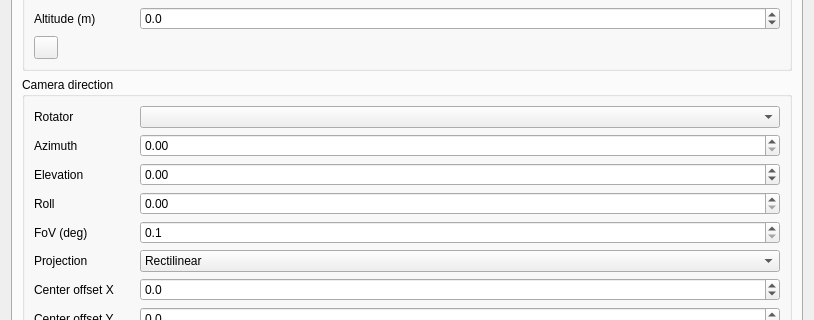
Above: plugins/feature/camera/camerasettingsdialog.ui from srcejon/sdrangel before the change; both pictures show x 0 to 814 and y 126 to 446 of the 814 by 934 pixel window. Below: the same form after it.
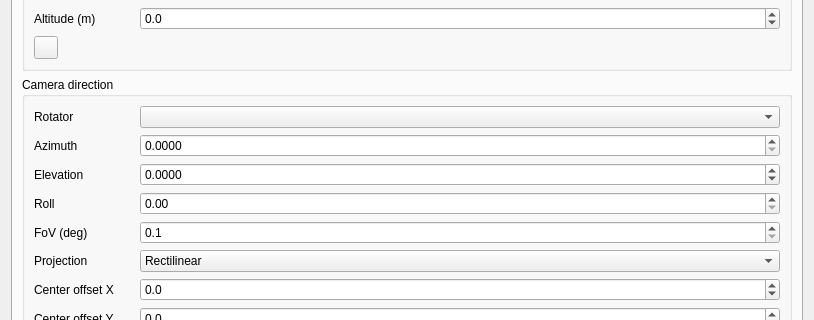
That is the form after the change. The open tabs and pages were chosen to show the change. Icons and pictures are not drawn. Custom widgets are drawn as their Qt base class.

Commit message: Use live rotator position for camera pointing

```diff
--- a/plugins/feature/camera/camerasettingsdialog.ui
+++ b/plugins/feature/camera/camerasettingsdialog.ui
@@ -5606,7 +5606,7 @@
           <item row="1" column="1">
            <widget class="QDoubleSpinBox" name="azimuthSpin">
             <property name="decimals">
-             <number>2</number>
+             <number>4</number>
             </property>
             <property name="minimum">
              <double>0.000000000000000</double>
@@ -5629,7 +5629,7 @@
           <item row="2" column="1">
            <widget class="QDoubleSpinBox" name="elevationSpin">
             <property name="decimals">
-             <number>2</number>
+             <number>4</number>
             </property>
             <property name="minimum">
              <double>-90.000000000000000</double>
```
Left out of the diff: 4 changed lines with no effect on the pictures. The commit also changes 1 other file.
